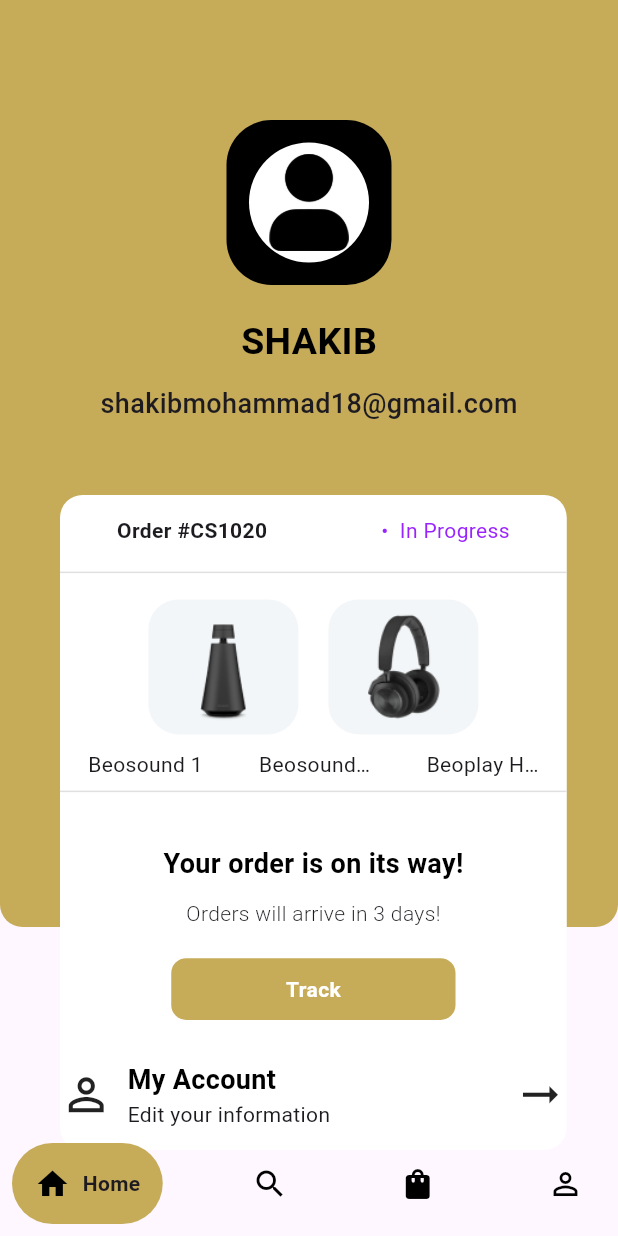
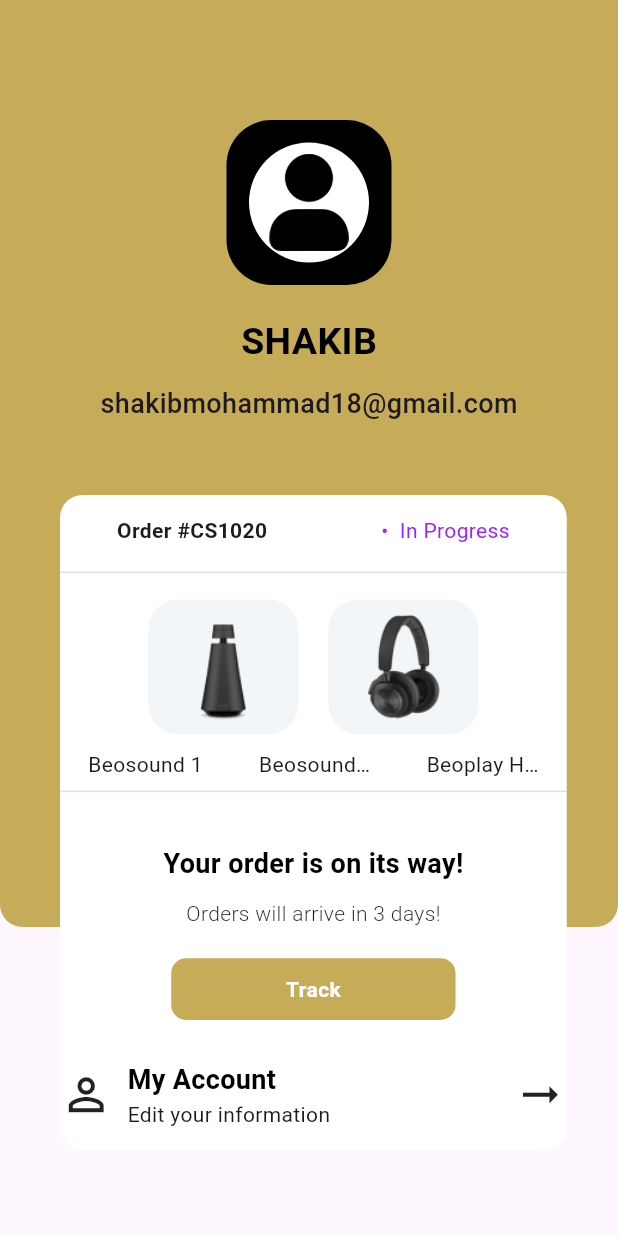
Before and after one commit to shakibalways/belives_store_ui, a Flutter app: the ProfilePage screen opened directly, on a phone screen of 412 x 824 dp. Run offline on Flutter 3.47's test engine with Material 3 defaults, Android fonts, the phone set to English and light mode, and no system bars; drawn by our look-alikes of google_nav_bar; our stand-ins replace shared_preferences; missing offline and left inert: flutter_gradient_animation_text; accounts and stored records are empty.

Commit message:
bottom navigation bar setup body

```diff
--- a/lib/global_wieght/custom_card.dart
+++ b/lib/global_wieght/custom_card.dart
@@ -1,7 +1,7 @@
 import 'package:flutter/cupertino.dart';
 import 'package:flutter/material.dart';
 
-import '../utilits/constant/text_list.dart';
+
 
 class CustomCard extends StatelessWidget {
   final String image;
--- a/lib/main.dart
+++ b/lib/main.dart
@@ -1,3 +1,4 @@
+import 'package:belives_store/screens/pages/bottom_navigation/bottom_nav.dart';
 import 'package:belives_store/screens/pages/user/profile.dart';
 
 import 'package:flutter/material.dart';
@@ -13,7 +14,7 @@ class BelivesStore extends StatelessWidget {
   Widget build(BuildContext context) {
     return const MaterialApp(
       debugShowCheckedModeBanner: false,
-      home: ProfilePage(),
+      home: BottomNav(),
     );
   }
 }
--- a/lib/screens/pages/catagories/catagories_page.dart
+++ b/lib/screens/pages/catagories/catagories_page.dart
@@ -2,7 +2,7 @@ import 'package:flutter/cupertino.dart';
 import 'package:flutter/material.dart';
 import 'package:flutter/widgets.dart';
 
-import '../../../global_wieght/custom_container.dart';
+
 import '../../../global_wieght/custom_divider.dart';
 
 class CatagoriesPage extends StatefulWidget {
--- a/lib/screens/pages/order_page/order_review.dart
+++ b/lib/screens/pages/order_page/order_review.dart
@@ -73,7 +73,6 @@ class _OrderReviewState extends State<OrderReview> {
              const Text("SHIPPING"),
              const SizedBox(height: 10,),
              Row(
-
                mainAxisAlignment: MainAxisAlignment.spaceBetween,
                children: [
                  const Icon(Icons.pin_drop),
--- a/lib/screens/pages/user/profile.dart
+++ b/lib/screens/pages/user/profile.dart
@@ -21,31 +21,6 @@ class _ProfilePageState extends State<ProfilePage> {
     final height = MediaQuery.of(context).size.height;
     final width = MediaQuery.of(context).size.width;
     return Scaffold(
-      bottomNavigationBar: const Padding(
-        padding: EdgeInsets.all(8.0),
-        child: GNav(
-            gap: 8,
-            padding: EdgeInsets.all(15),
-            tabBackgroundColor: Color(0xffC6AB59),
-            tabs: [
-              GButton(
-                icon: Icons.home,
-                text: 'Home',
-              ),
-              GButton(
-                icon: Icons.search,
-                text: 'Search',
-              ),
-              GButton(
-                icon: Icons.shopping_bag,
-                text: 'Shooping',
-              ),
-              GButton(
-                icon: Icons.person_outline,
-                text: 'User',
-              ),
-            ]),
-      ),
       body: Column(
         children: [
           Stack(clipBehavior: Clip.none, children: [
--- a/lib/view/auth/sign_in_page/sign_in_page.dart
+++ b/lib/view/auth/sign_in_page/sign_in_page.dart
@@ -12,7 +12,7 @@ import '../../../screens/pages/search_item/search_result.dart';
 class SignInPage extends StatefulWidget {
 
 
-   SignInPage({super.key});
+   const SignInPage({super.key});
 
   @override
   State<SignInPage> createState() => _SignInPageState();
```
Also changed, not shown: lib/screens/pages/bottom_navigation/bottom_nav.dart (+25 -6 lines), lib/screens/pages/home page/home_page.dart (+45 -3 lines).
